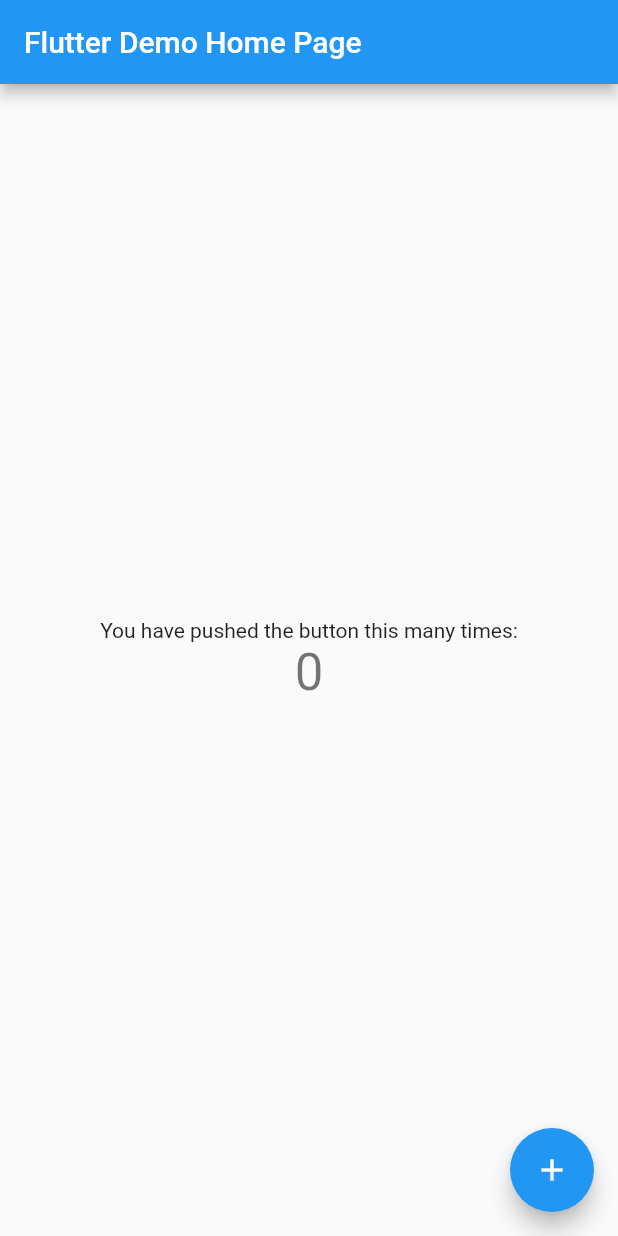
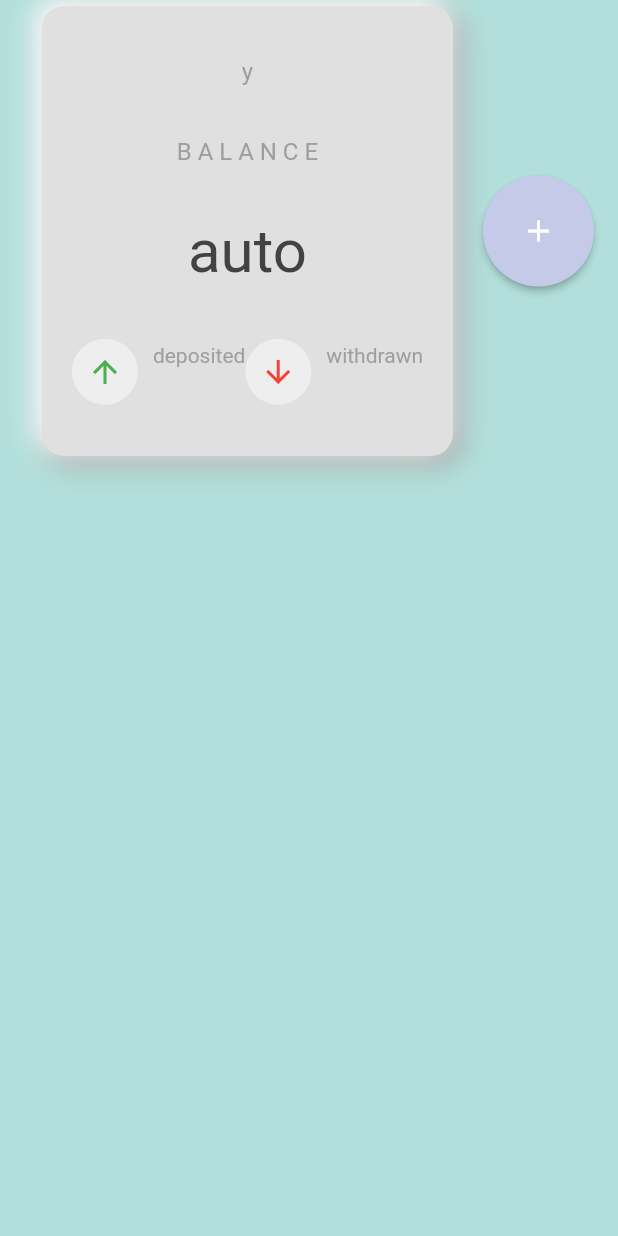
Before and after one commit to collo54/update-yro, a Flutter app: the screen it shows after launch, on a phone screen of 412 x 824 dp. Run offline on Flutter 3.47's test engine with Material 2 defaults, Android fonts, the phone set to English and light mode, and no system bars.

Commit message:
app architecture added

```diff
--- /dev/null
+++ b/lib/flavour.dart
@@ -0,0 +1,6 @@
+/// Run with:
+/// flutter run --flavour dev -t lib/main.dart
+/// flutter run --flavour staging -t lib/main_staging.dart
+/// flutter run --flavour production -t lib/main_prod.dart
+/// NOTE: On iOS, we need to create a matching Xcode scheme
+enum Flavour { dev, staging, production }
--- /dev/null
+++ b/lib/layout/responsive.dart
@@ -0,0 +1,77 @@
+import 'package:flutter/material.dart';
+import 'package:update_yro/widgets/card.dart';
+
+class AddFirestoreData extends StatelessWidget {
+  const AddFirestoreData({Key? key}) : super(key: key);
+
+  @override
+  Widget build(BuildContext context) {
+    return LayoutBuilder(
+      builder: (context, constraints) {
+        if (constraints.maxWidth > 1200) {
+          return const DesktopNavbar();
+        } else if (constraints.maxWidth > 800 && constraints.maxWidth < 1200) {
+          return const DesktopNavbar();
+        } else {
+          return const MobileNavbar();
+        }
+      },
+    );
+  }
+}
+
+class DesktopNavbar extends StatelessWidget {
+  const DesktopNavbar({Key? key}) : super(key: key);
+
+  @override
+  Widget build(BuildContext context) {
+    return Column(
+      mainAxisAlignment: MainAxisAlignment.end,
+      children: [
+        const Padding(
+          padding: EdgeInsets.all(16.0),
+          child: TopUpCard(),
+        ),
+        MaterialButton(
+          color: Colors.indigo[100],
+          shape: const CircleBorder(side: BorderSide.none),
+          onPressed: () {}, //_createContributor(context),
+          child: const Padding(
+            padding: EdgeInsets.all(25),
+            child: Icon(
+              Icons.add,
+              color: Colors.white,
+            ),
+          ),
+        ),
+      ],
+    );
+  }
+}
+
+class MobileNavbar extends StatelessWidget {
+  const MobileNavbar({Key? key}) : super(key: key);
+
+  @override
+  Widget build(BuildContext context) {
+    return Row(
+      mainAxisAlignment: MainAxisAlignment.end,
+      children: [
+        const TopUpCard(),
+        MaterialButton(
+          color: Colors.indigo[100],
+          shape: const CircleBorder(side: BorderSide.none),
+          onPressed: () {},
+          //_createContributor(context),
+          child: const Padding(
+            padding: EdgeInsets.all(25),
+            child: Icon(
+              Icons.add,
+              color: Colors.white,
+            ),
+          ),
+        ),
+      ],
+    );
+  }
+}
--- a/lib/main.dart
+++ b/lib/main.dart
@@ -1,7 +1,12 @@
 import 'package:flutter/material.dart';
+import 'package:update_yro/flavour.dart';
+import 'package:provider/provider.dart';
+
+import 'pages/testpage.dart';
 
 void main() {
-  runApp(const MyApp());
+  WidgetsFlutterBinding.ensureInitialized();
+  runApp(Provider<Flavour>.value(value: Flavour.dev, child: const MyApp()));
 }
 
 class MyApp extends StatelessWidget {
@@ -24,13 +29,15 @@
         // is not restarted.
         primarySwatch: Colors.blue,
       ),
-      home: const MyHomePage(title: 'Flutter Demo Home Page'),
+      home: const HomePage(),
     );
   }
 }
 
 class MyHomePage extends StatefulWidget {
-  const MyHomePage({Key? key, required this.title}) : super(key: key);
+  const MyHomePage({
+    Key? key,
+  }) : super(key: key);
 
   // This widget is the home page of your application. It is stateful, meaning
   // that it has a State object (defined below) that contains fields that affect
@@ -41,26 +48,11 @@
   // used by the build method of the State. Fields in a Widget subclass are
   // always marked "final".
 
-  final String title;
-
   @override
   State<MyHomePage> createState() => _MyHomePageState();
 }
 
 class _MyHomePageState extends State<MyHomePage> {
-  int _counter = 0;
-
-  void _incrementCounter() {
-    setState(() {
-      // This call to setState tells the Flutter framework that something has
-      // changed in this State, which causes it to rerun the build method below
-      // so that the display can reflect the updated values. If we changed
-      // _counter without calling setState(), then the build method would not be
-      // called again, and so nothing would appear to happen.
-      _counter++;
-    });
-  }
-
   @override
   Widget build(BuildContext context) {
     // This method is rerun every time setState is called, for instance as done
@@ -73,40 +65,21 @@
       appBar: AppBar(
         // Here we take the value from the MyHomePage object that was created by
         // the App.build method, and use it to set our appbar title.
-        title: Text(widget.title),
+        title: Text(''),
       ),
       body: Center(
-        // Center is a layout widget. It takes a single child and positions it
-        // in the middle of the parent.
+        //
         child: Column(
-          // Column is also a layout widget. It takes a list of children and
-          // arranges them vertically. By default, it sizes itself to fit its
-          // children horizontally, and tries to be as tall as its parent.
-          //
-          // Invoke "debug painting" (press "p" in the console, choose the
-          // "Toggle Debug Paint" action from the Flutter Inspector in Android
-          // Studio, or the "Toggle Debug Paint" command in Visual Studio Code)
-          // to see the wireframe for each widget.
-          //
-          // Column has various properties to control how it sizes itself and
-          // how it positions its children. Here we use mainAxisAlignment to
-          // center the children vertically; the main axis here is the vertical
-          // axis because Columns are vertical (the cross axis would be
-          // horizontal).
           mainAxisAlignment: MainAxisAlignment.center,
-          children: <Widget>[
-            const Text(
+          children: const <Widget>[
+            Text(
               'You have pushed the button this many times:',
-            ),
-            Text(
-              '$_counter',
-              style: Theme.of(context).textTheme.headline4,
             ),
           ],
         ),
       ),
       floatingActionButton: FloatingActionButton(
-        onPressed: _incrementCounter,
+        onPressed: () {},
         tooltip: 'Increment',
         child: const Icon(Icons.add),
       ), // This trailing comma makes auto-formatting nicer for build methods.
--- /dev/null
+++ b/lib/pages/testpage.dart
@@ -0,0 +1,20 @@
+import 'package:flutter/material.dart';
+import 'package:update_yro/layout/responsive.dart';
+
+class HomePage extends StatelessWidget {
+  const HomePage({Key? key}) : super(key: key);
+
+  @override
+  Widget build(BuildContext context) {
+    return Scaffold(
+      backgroundColor: Colors.teal[100],
+      body: SingleChildScrollView(
+        child: Column(
+          children: const <Widget>[
+            AddFirestoreData(),
+          ],
+        ),
+      ),
+    );
+  }
+}
--- /dev/null
+++ b/lib/widgets/card.dart
@@ -0,0 +1,126 @@
+import 'package:flutter/material.dart';
+
+class TopUpCard extends StatelessWidget {
+  final VoidCallback? onTap;
+  const TopUpCard({Key? key, this.onTap}) : super(key: key);
+
+  @override
+  Widget build(BuildContext context) {
+    return Padding(
+      padding: const EdgeInsets.all(4.0),
+      child: Ink(
+        height: 300,
+        child: InkWell(
+          splashColor: Colors.cyan,
+          onTap: onTap,
+          child: Center(
+            child: Column(
+              mainAxisAlignment: MainAxisAlignment.spaceEvenly,
+              children: [
+                Text('y',
+                    style: TextStyle(color: Colors.grey[500], fontSize: 16)),
+                Text('B A L A N C E',
+                    style: TextStyle(color: Colors.grey[500], fontSize: 16)),
+                Text(
+                  'auto',
+                  style: TextStyle(color: Colors.grey[800], fontSize: 40),
+                ),
+                Padding(
+                  padding: const EdgeInsets.symmetric(horizontal: 20.0),
+                  child: Row(
+                    mainAxisAlignment: MainAxisAlignment.spaceBetween,
+                    children: [
+                      Row(
+                        children: [
+                          Container(
+                            padding: EdgeInsets.all(10),
+                            decoration: BoxDecoration(
+                              shape: BoxShape.circle,
+                              color: Colors.grey[200],
+                            ),
+                            child: Center(
+                              child: Icon(
+                                Icons.arrow_upward,
+                                color: Colors.green,
+                              ),
+                            ),
+                          ),
+                          SizedBox(
+                            width: 10,
+                          ),
+                          Column(
+                            crossAxisAlignment: CrossAxisAlignment.start,
+                            children: [
+                              Text('deposited',
+                                  style: TextStyle(color: Colors.grey[500])),
+                              SizedBox(
+                                height: 5,
+                              ),
+                              Text('',
+                                  style: TextStyle(
+                                      color: Colors.grey[600],
+                                      fontWeight: FontWeight.bold)),
+                            ],
+                          )
+                        ],
+                      ),
+                      Row(
+                        children: [
+                          Container(
+                            padding: EdgeInsets.all(10),
+                            decoration: BoxDecoration(
+                              shape: BoxShape.circle,
+                              color: Colors.grey[200],
+                            ),
+                            child: Center(
+                              child: Icon(
+                                Icons.arrow_downward,
+                                color: Colors.red,
+                              ),
+                            ),
+                          ),
+                          SizedBox(
+                            width: 10,
+                          ),
+                          Column(
+                            crossAxisAlignment: CrossAxisAlignment.start,
+                            children: [
+                              Text('withdrawn',
+                                  style: TextStyle(color: Colors.grey[500])),
+                              SizedBox(
+                                height: 5,
+                              ),
+                              Text('',
+                                  style: TextStyle(
+                                      color: Colors.grey[600],
+                                      fontWeight: FontWeight.bold)),
+                            ],
+                          )
+                        ],
+                      )
+                    ],
+                  ),
+                )
+              ],
+            ),
+          ),
+        ),
+        decoration: BoxDecoration(
+            borderRadius: BorderRadius.circular(15),
+            color: Colors.grey[300],
+            boxShadow: [
+              BoxShadow(
+                  color: Colors.grey.shade500,
+                  offset: Offset(4.0, 4.0),
+                  blurRadius: 15.0,
+                  spreadRadius: 1.0),
+              BoxShadow(
+                  color: Colors.white,
+                  offset: Offset(-4.0, -4.0),
+                  blurRadius: 15.0,
+                  spreadRadius: 1.0),
+            ]),
+      ),
+    );
+  }
+}
```
Also changed, not shown: pubspec.yaml (+13 -0 lines), pubspec.lock, 2 other files.
